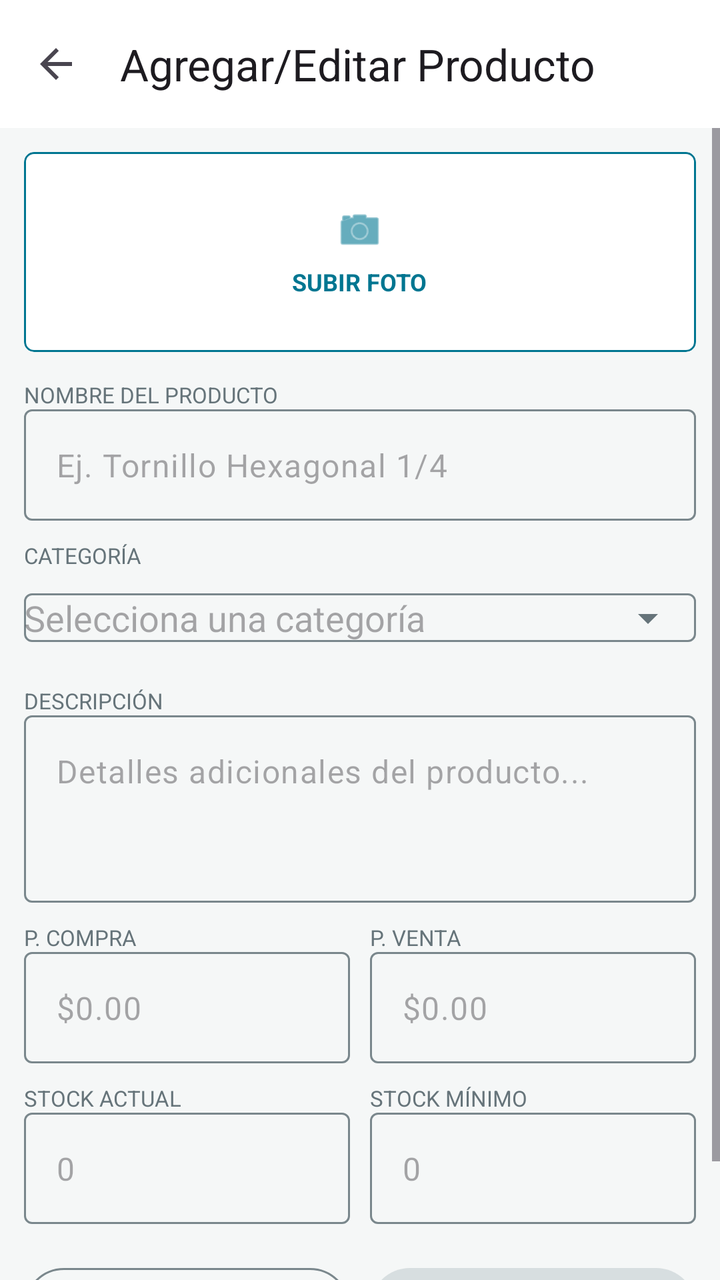
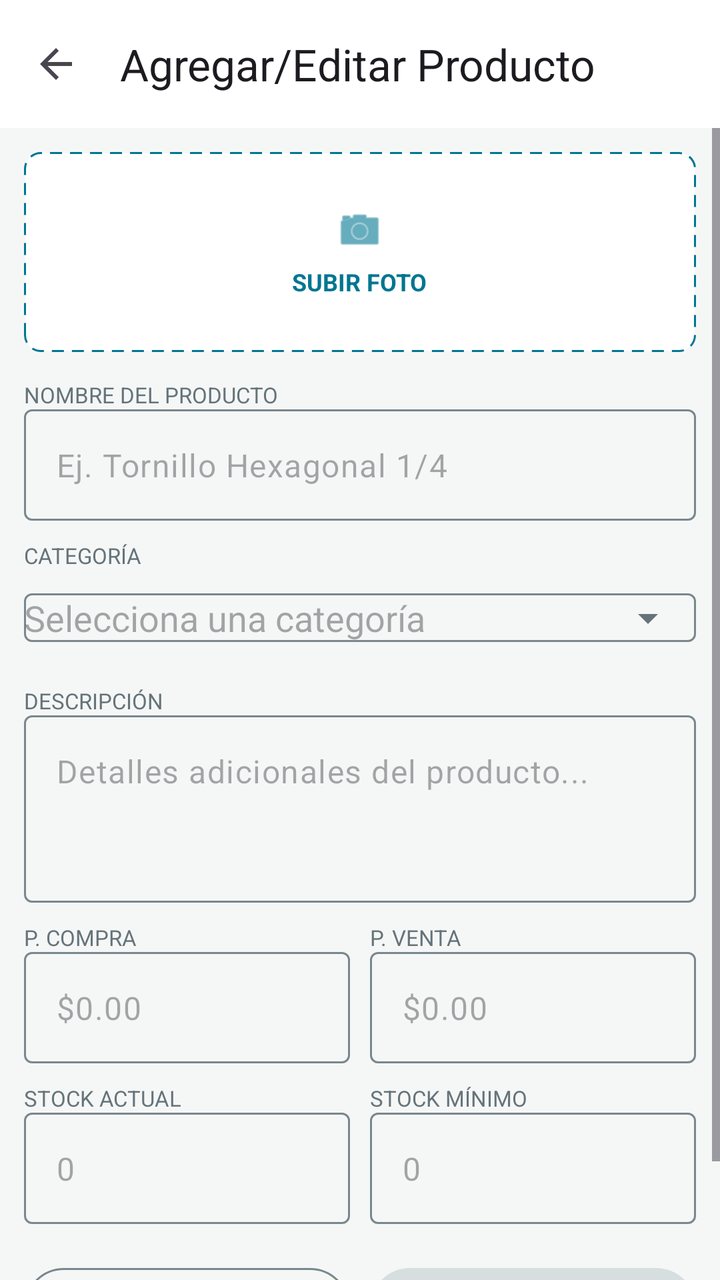

Before-and-after screenshots of an Android layout around one commit, followed by the original layout XML and the change that was made.
<!-- AndroidManifest.xml: application theme Theme.StockFlow -->
<!-- res/layout/fragment_producto_formulario.xml -->
<?xml version="1.0" encoding="utf-8"?>
<LinearLayout
    xmlns:android="http://schemas.android.com/apk/res/android"
    xmlns:app="http://schemas.android.com/apk/res-auto"
    android:layout_width="match_parent"
    android:layout_height="match_parent"
    android:background="?attr/colorSurfaceContainer"
    android:orientation="vertical">

    
    <com.google.android.material.appbar.MaterialToolbar
        android:id="@+id/toolbar"
        android:layout_width="match_parent"
        android:layout_height="?attr/actionBarSize"
        android:background="?attr/colorSurface"
        app:navigationIcon="?attr/homeAsUpIndicator"
        app:title="@string/title_product_form" />

    
    <ScrollView
        android:layout_width="match_parent"
        android:layout_height="0dp"
        android:layout_weight="1"
        android:fillViewport="true">

        <LinearLayout
            android:layout_width="match_parent"
            android:layout_height="wrap_content"
            android:orientation="vertical"
            android:padding="12dp">

            
            <com.google.android.material.card.MaterialCardView
                android:id="@+id/cardFotoProducto"
                android:clickable="true"
                android:focusable="true"
                android:layout_width="match_parent"
                android:layout_height="100dp"
                app:cardBackgroundColor="?attr/colorSurface"
                app:cardCornerRadius="5dp"
                app:cardElevation="0dp"
                app:strokeColor="?attr/colorPrimary"
                app:strokeWidth="1dp">

                <LinearLayout
                    android:layout_width="match_parent"
                    android:layout_height="match_parent"
                    android:gravity="center"
                    android:orientation="vertical">

                    <ImageView
                        android:id="@+id/ivFotoFormulario"
                        android:layout_width="25dp"
                        android:layout_height="25dp"
                        android:src="@android:drawable/ic_menu_camera"
                        app:tint="?attr/colorPrimary"
                        android:contentDescription="@null" />

                    <TextView
                        android:id="@+id/tvSubirFoto"
                        android:layout_width="wrap_content"
                        android:layout_height="wrap_content"
                        android:layout_marginTop="5dp"
                        android:text="@string/producto_subir_foto"
                        android:textColor="?attr/colorPrimary"
                        android:textSize="12sp"
                        android:textStyle="bold" />

                    
                    <ImageView
                        android:id="@+id/ivVistaPreviaProducto"
                        android:layout_width="90dp"
                        android:layout_height="90dp"
                        android:scaleType="centerCrop"
                        android:visibility="gone"
                        android:contentDescription="@string/producto_subir_foto" />

                </LinearLayout>

            </com.google.android.material.card.MaterialCardView>

            
            <TextView
                android:layout_width="match_parent"
                android:layout_height="wrap_content"
                android:layout_marginTop="14dp"
                android:text="@string/producto_nombre_label"
                android:textColor="?attr/colorOnSurfaceVariant"
                android:textSize="11sp" />

            <com.google.android.material.textfield.TextInputLayout
                android:id="@+id/tilNombreProducto"
                style="@style/Widget.Material3.TextInputLayout.OutlinedBox"
                android:layout_width="match_parent"
                android:layout_height="wrap_content"
                app:hintEnabled="false">

                <com.google.android.material.textfield.TextInputEditText
                    android:id="@+id/etNombreProducto"
                    android:layout_width="match_parent"
                    android:layout_height="wrap_content"
                    android:hint="@string/producto_nombre_hint"
                    android:inputType="textCapSentences"
                    android:singleLine="true" />

            </com.google.android.material.textfield.TextInputLayout>

            
            <TextView
                android:layout_width="match_parent"
                android:layout_height="wrap_content"
                android:layout_marginTop="10dp"
                android:text="@string/producto_categoria_label"
                android:textColor="?attr/colorOnSurfaceVariant"
                android:textSize="11sp" />

            <com.google.android.material.textfield.TextInputLayout
                android:id="@+id/tilCategoriaProducto"
                style="@style/Widget.Material3.TextInputLayout.OutlinedBox"
                android:layout_width="match_parent"
                android:layout_height="wrap_content"
                app:hintEnabled="false"
                app:endIconMode="dropdown_menu">

                <com.google.android.material.textfield.MaterialAutoCompleteTextView
                    android:id="@+id/actCategoria"
                    android:layout_width="match_parent"
                    android:layout_height="wrap_content"
                    android:hint="@string/producto_categoria_hint"
                    android:inputType="none" />

            </com.google.android.material.textfield.TextInputLayout>

            
            <TextView
                android:layout_width="match_parent"
                android:layout_height="wrap_content"
                android:layout_marginTop="10dp"
                android:text="@string/producto_descripcion_label"
                android:textColor="?attr/colorOnSurfaceVariant"
                android:textSize="11sp" />

            <com.google.android.material.textfield.TextInputLayout
                style="@style/Widget.Material3.TextInputLayout.OutlinedBox"
                android:layout_width="match_parent"
                android:layout_height="wrap_content"
                app:hintEnabled="false">

                <com.google.android.material.textfield.TextInputEditText
                    android:id="@+id/etDescripcionProducto"
                    android:layout_width="match_parent"
                    android:layout_height="wrap_content"
                    android:gravity="top"
                    android:hint="@string/producto_descripcion_hint"
                    android:inputType="textMultiLine"
                    android:minLines="3" />

            </com.google.android.material.textfield.TextInputLayout>

            
            <LinearLayout
                android:layout_width="match_parent"
                android:layout_height="wrap_content"
                android:layout_marginTop="10dp"
                android:orientation="horizontal"
                android:baselineAligned="false">

                
                <LinearLayout
                    android:layout_width="0dp"
                    android:layout_height="wrap_content"
                    android:layout_weight="1"
                    android:layout_marginEnd="5dp"
                    android:orientation="vertical">

                    <TextView
                        android:layout_width="match_parent"
                        android:layout_height="wrap_content"
                        android:text="@string/producto_precio_compra"
                        android:textColor="?attr/colorOnSurfaceVariant"
                        android:textSize="11sp" />

                    <com.google.android.material.textfield.TextInputLayout
                        android:id="@+id/tilPrecioCompra"
                        style="@style/Widget.Material3.TextInputLayout.OutlinedBox"
                        android:layout_width="match_parent"
                        android:layout_height="wrap_content"
                        app:hintEnabled="false">

                        <com.google.android.material.textfield.TextInputEditText
                            android:id="@+id/etPrecioCompra"
                            android:layout_width="match_parent"
                            android:layout_height="wrap_content"
                            android:hint="@string/producto_precio_hint"
                            android:inputType="numberDecimal" />

                    </com.google.android.material.textfield.TextInputLayout>

                </LinearLayout>

                
                <LinearLayout
                    android:layout_width="0dp"
                    android:layout_height="wrap_content"
                    android:layout_weight="1"
                    android:layout_marginStart="5dp"
                    android:orientation="vertical">

                    <TextView
                        android:layout_width="match_parent"
                        android:layout_height="wrap_content"
                        android:text="@string/producto_precio_venta"
                        android:textColor="?attr/colorOnSurfaceVariant"
                        android:textSize="11sp" />

                    <com.google.android.material.textfield.TextInputLayout
                        android:id="@+id/tilPrecioVenta"
                        style="@style/Widget.Material3.TextInputLayout.OutlinedBox"
                        android:layout_width="match_parent"
                        android:layout_height="wrap_content"
                        app:hintEnabled="false">

                        <com.google.android.material.textfield.TextInputEditText
                            android:id="@+id/etPrecioVenta"
                            android:layout_width="match_parent"
                            android:layout_height="wrap_content"
                            android:hint="@string/producto_precio_hint"
                            android:inputType="numberDecimal" />

                    </com.google.android.material.textfield.TextInputLayout>

                </LinearLayout>

            </LinearLayout>

            
            <LinearLayout
                android:layout_width="match_parent"
                android:layout_height="wrap_content"
                android:layout_marginTop="10dp"
                android:orientation="horizontal"
                android:baselineAligned="false">

                
                <LinearLayout
                    android:layout_width="0dp"
                    android:layout_height="wrap_content"
                    android:layout_weight="1"
                    android:layout_marginEnd="5dp"
                    android:orientation="vertical">

                    <TextView
                        android:layout_width="match_parent"
                        android:layout_height="wrap_content"
                        android:text="@string/producto_stock_actual"
                        android:textColor="?attr/colorOnSurfaceVariant"
                        android:textSize="11sp" />

                    <com.google.android.material.textfield.TextInputLayout
                        android:id="@+id/tilStockActual"
                        style="@style/Widget.Material3.TextInputLayout.OutlinedBox"
                        android:layout_width="match_parent"
                        android:layout_height="wrap_content"
                        app:hintEnabled="false">

                        <com.google.android.material.textfield.TextInputEditText
                            android:id="@+id/etStockActual"
                            android:layout_width="match_parent"
                            android:layout_height="wrap_content"
                            android:hint="@string/producto_cantidad_hint"
                            android:inputType="number" />

                    </com.google.android.material.textfield.TextInputLayout>

                </LinearLayout>

                
                <LinearLayout
                    android:layout_width="0dp"
                    android:layout_height="wrap_content"
                    android:layout_weight="1"
                    android:layout_marginStart="5dp"
                    android:orientation="vertical">

                    <TextView
                        android:layout_width="match_parent"
                        android:layout_height="wrap_content"
                        android:text="@string/producto_stock_minimo"
                        android:textColor="?attr/colorOnSurfaceVariant"
                        android:textSize="11sp" />

                    <com.google.android.material.textfield.TextInputLayout
                        android:id="@+id/tilStockMinimo"
                        style="@style/Widget.Material3.TextInputLayout.OutlinedBox"
                        android:layout_width="match_parent"
                        android:layout_height="wrap_content"
                        app:hintEnabled="false">

                        <com.google.android.material.textfield.TextInputEditText
                            android:id="@+id/etStockMinimo"
                            android:layout_width="match_parent"
                            android:layout_height="wrap_content"
                            android:hint="@string/producto_cantidad_hint"
                            android:inputType="number" />

                    </com.google.android.material.textfield.TextInputLayout>

                </LinearLayout>

            </LinearLayout>

            
            <LinearLayout
                android:layout_width="match_parent"
                android:layout_height="wrap_content"
                android:layout_marginTop="18dp"
                android:layout_marginBottom="16dp"
                android:orientation="horizontal">

                <com.google.android.material.button.MaterialButton
                    android:id="@+id/btnCancelar"
                    style="@style/Widget.Material3.Button.OutlinedButton"
                    android:layout_width="0dp"
                    android:layout_height="wrap_content"
                    android:layout_weight="1"
                    android:layout_marginEnd="5dp"
                    android:text="@string/action_cancel" />

                <com.google.android.material.button.MaterialButton
                    android:id="@+id/btnGuardarProducto"
                    android:layout_width="0dp"
                    android:layout_height="wrap_content"
                    android:layout_weight="1"
                    android:layout_marginStart="5dp"
                    android:enabled="false"
                    android:text="@string/producto_guardar" />

            </LinearLayout>

            
            <TextView
                android:id="@+id/tvInfo"
                android:layout_width="wrap_content"
                android:layout_height="wrap_content"
                android:visibility="gone" />

        </LinearLayout>

    </ScrollView>

</LinearLayout>
<!-- resources referenced by this layout -->
<resources>
  <string name="action_cancel">Cancelar</string>
  <string name="producto_cantidad_hint">0</string>
  <string name="producto_categoria_hint">Selecciona una categoría</string>
  <string name="producto_categoria_label">CATEGORÍA</string>
  <string name="producto_descripcion_hint">Detalles adicionales del producto...</string>
  <string name="producto_descripcion_label">DESCRIPCIÓN</string>
  <string name="producto_guardar">Guardar Producto</string>
  <string name="producto_nombre_hint">Ej. Tornillo Hexagonal 1/4</string>
  <string name="producto_nombre_label">NOMBRE DEL PRODUCTO</string>
  <string name="producto_precio_compra">P. COMPRA</string>
  <string name="producto_precio_hint">$0.00</string>
  <string name="producto_precio_venta">P. VENTA</string>
  <string name="producto_stock_actual">STOCK ACTUAL</string>
  <string name="producto_stock_minimo">STOCK MÍNIMO</string>
  <string name="producto_subir_foto">SUBIR FOTO</string>
  <string name="title_product_form">Agregar/Editar Producto</string>
  <style name="Theme.StockFlow" parent="Base.Theme.StockFlow" />
  <color name="stockflow_primary">#007691</color>
  <color name="stockflow_on_primary">#FFFFFF</color>
  <color name="stockflow_primary_container">#C9EAF3</color>
  <color name="stockflow_text_primary">#062C3A</color>
  <color name="stockflow_secondary">#008C8C</color>
  <color name="stockflow_on_secondary">#FFFFFF</color>
  <color name="stockflow_secondary_container">#C8EEEE</color>
  <color name="stockflow_accent">#1A907A</color>
  <color name="stockflow_on_accent">#FFFFFF</color>
  <color name="stockflow_accent_container">#C8EDE4</color>
  <color name="stockflow_background">#FFFFFF</color>
  <color name="stockflow_surface_variant">#E3EBEC</color>
  <color name="stockflow_text_secondary">#66747A</color>
  <color name="stockflow_surface_low">#F9FBFB</color>
  <color name="stockflow_surface">#F5F7F7</color>
  <color name="stockflow_surface_high">#EEF2F2</color>
  <color name="stockflow_surface_highest">#E8EDEE</color>
  <color name="stockflow_outline">#7A878C</color>
  <color name="stockflow_outline_variant">#D5DEDF</color>
  <color name="stockflow_error">#DC2626</color>
  <color name="stockflow_on_error">#FFFFFF</color>
  <color name="stockflow_error_container">#FEE2E2</color>
  <color name="stockflow_on_error_container">#7F1D1D</color>
  <!-- unchanged entries left out for length: 1 -->
</resources>

<!-- the commit's change to res/layout/fragment_producto_formulario.xml (unified diff, before → after) -->
@@ -30,17 +30,13 @@
             android:padding="12dp">
 
             
-            <com.google.android.material.card.MaterialCardView
+            <FrameLayout
                 android:id="@+id/cardFotoProducto"
                 android:clickable="true"
                 android:focusable="true"
                 android:layout_width="match_parent"
                 android:layout_height="100dp"
-                app:cardBackgroundColor="?attr/colorSurface"
-                app:cardCornerRadius="5dp"
-                app:cardElevation="0dp"
-                app:strokeColor="?attr/colorPrimary"
-                app:strokeWidth="1dp">
+                android:background="@drawable/bg_dashed_add">
 
                 <LinearLayout
                     android:layout_width="match_parent"
@@ -77,7 +73,7 @@
 
                 </LinearLayout>
 
-            </com.google.android.material.card.MaterialCardView>
+            </FrameLayout>
 
             
             <TextView
<!-- resource entries referenced after the edit -->
@@ -1,5 +1,16 @@
 <!-- resources referenced by this layout -->
 <resources>
+  <!-- drawable bg_dashed_add (drawable) -->
+  <?xml version="1.0" encoding="utf-8"?>
+  <shape xmlns:android="http://schemas.android.com/apk/res/android" android:shape="rectangle">
+      <solid android:color="?attr/colorSurface" />
+      <stroke
+          android:width="1dp"
+          android:color="?attr/colorPrimary"
+          android:dashWidth="6dp"
+          android:dashGap="4dp" />
+      <corners android:radius="8dp" />
+  </shape>
   <string name="action_cancel">Cancelar</string>
   <string name="producto_cantidad_hint">0</string>
   <string name="producto_categoria_hint">Selecciona una categoría</string>
